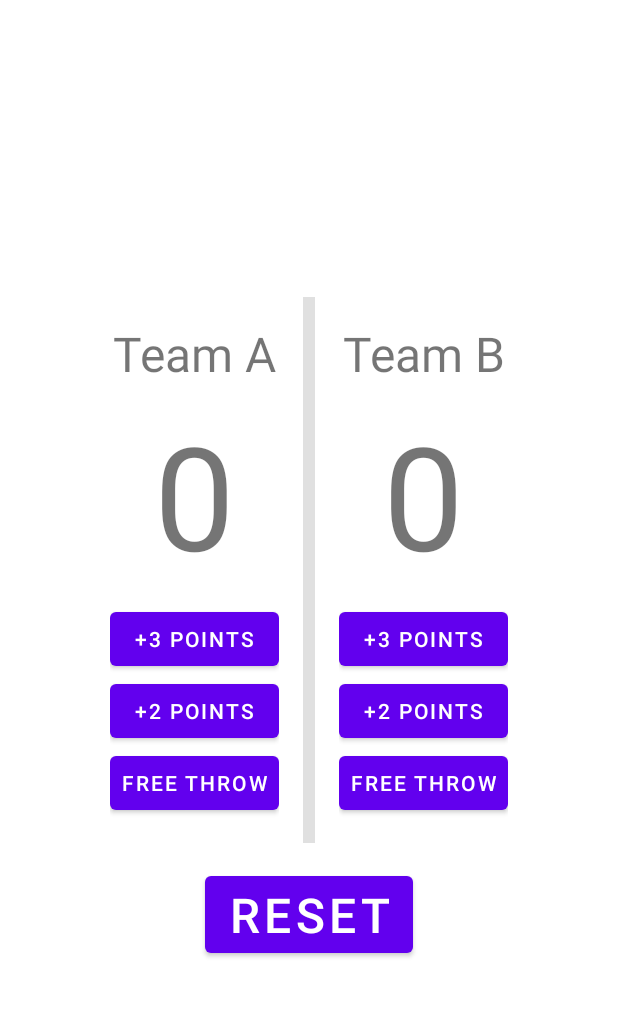
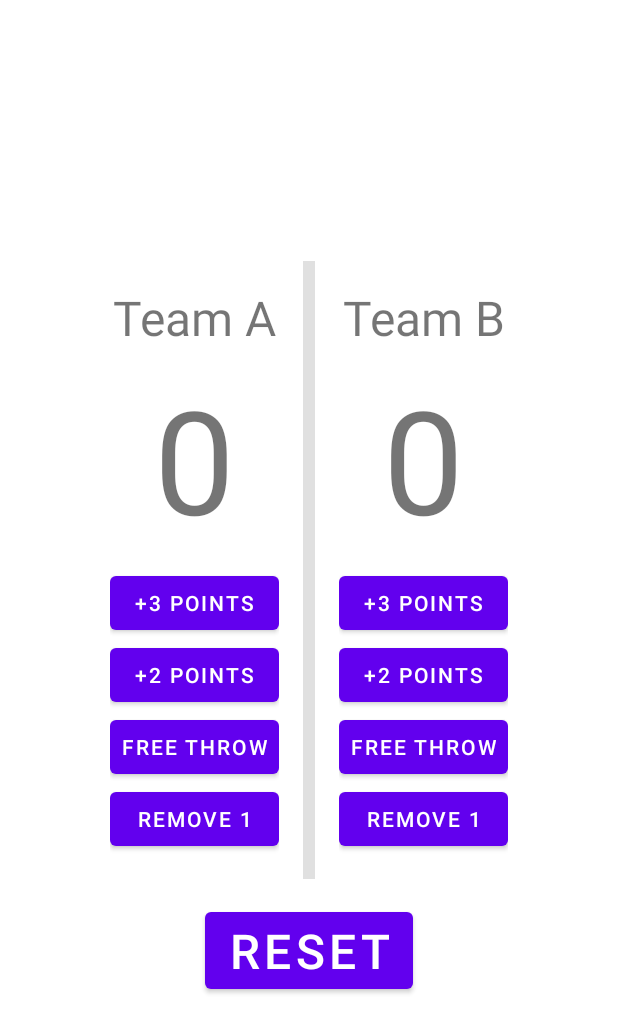
Before and after one commit to T-Reiser/Group27Project1, an Android app: the screen it shows after launch (MainActivity), on a phone screen of 412 x 824 dp. Shown: the top 1033 px of the screen. Run offline under Robolectric (Android 15) with nearby library versions, the phone set to English and light mode, and no system bars.

Commit message:
Fixed Landscape view to prevent crashing, Added ViewModel class to preserve data on rotation and persist when memory is low, added extra button to remove 1 for each team.

```diff
--- a/app/build.gradle
+++ b/app/build.gradle
@@ -40,6 +40,7 @@ dependencies {
     implementation 'androidx.appcompat:appcompat:1.2.0'
     implementation 'com.google.android.material:material:1.3.0'
     implementation 'androidx.constraintlayout:constraintlayout:2.0.4'
+    implementation 'androidx.lifecycle:lifecycle-extensions:2.0.0'
     implementation 'androidx.navigation:navigation-fragment-ktx:2.3.5'
     implementation 'androidx.navigation:navigation-ui-ktx:2.3.5'
     testImplementation 'junit:junit:4.+'
--- /dev/null
+++ b/app/src/main/java/com/example/group27project1/BasketballViewModel.kt
@@ -0,0 +1,34 @@
+package com.example.group27project1
+
+import android.util.Log
+import androidx.lifecycle.ViewModel
+
+private const val TAG = "BasketballViewModel"
+
+class BasketballViewModel : ViewModel(){
+
+    init {
+        Log.d(TAG, "ViewModel instance created")
+    }
+    override fun onCleared() {
+        super.onCleared()
+        Log.d(TAG, "ViewModel instance about to be destroyed")
+    }
+    //store team scores here
+    var aScore: Int = 0
+    var bScore: Int = 0
+
+    //add methods here
+    val getCurrentAScore: Int
+        get() = aScore
+    val getCurrentBScore: Int
+        get() = bScore
+
+    fun setCurrentAScore(newScore: Int) {
+        aScore = newScore
+    }
+
+    fun setCurrentBScore(newScore: Int) {
+        bScore = newScore
+    }
+}
--- a/app/src/main/java/com/example/group27project1/MainActivity.kt
+++ b/app/src/main/java/com/example/group27project1/MainActivity.kt
@@ -2,12 +2,18 @@ package com.example.group27project1
 
 import androidx.appcompat.app.AppCompatActivity
 import android.os.Bundle
+import android.util.Log
 import android.widget.Button
 import android.widget.TextView
+import androidx.lifecycle.ViewModelProvider
+import androidx.lifecycle.ViewModelProviders
+
+private const val TAG = "MainActivity"
+private const val aKEY_INDEX = "aindex"
+private const val bKEY_INDEX = "bindex"
 
 class MainActivity : AppCompatActivity() {
-    private var aScore: Int = 0
-    private var bScore: Int = 0
+
     private lateinit var teamAScoreTextView: TextView
     private lateinit var teamBScoreTextView: TextView
     private lateinit var freeABtn: Button
@@ -18,9 +24,27 @@ class MainActivity : AppCompatActivity() {
     private lateinit var threeBBtn: Button
     private lateinit var resetBtn: Button
 
+    private lateinit var  rem1ABtn: Button
+    private lateinit var rem1BBtn: Button
+
+    private val bbViewModel: BasketballViewModel by lazy {
+        ViewModelProviders.of(this).get(BasketballViewModel::class.java)
+    }
+
     override fun onCreate(savedInstanceState: Bundle?) {
         super.onCreate(savedInstanceState)
         setContentView(R.layout.activity_main)
+
+        val acurrentIndex = savedInstanceState?.getInt(aKEY_INDEX, 0) ?: 0
+        bbViewModel.aScore = acurrentIndex
+        val bcurrentIndex = savedInstanceState?.getInt(bKEY_INDEX, 0) ?: 0
+        bbViewModel.bScore = bcurrentIndex
+
+
+        //val provider: ViewModelProvider = ViewModelProviders.of(this)
+        //val bbViewModel = provider.get(BasketballViewModel::class.java)
+        Log.d("BasketballViewModel", "Got a BasketballViewModel: $bbViewModel")
+
 
         freeABtn = findViewById(R.id.freeA_btn)
         freeBBtn = findViewById(R.id.freeB_btn)
@@ -28,45 +52,99 @@ class MainActivity : AppCompatActivity() {
         twoBBtn = findViewById(R.id.twoB_btn)
         threeABtn = findViewById(R.id.threeA_btn)
         threeBBtn = findViewById(R.id.threeB_btn)
+
+        rem1ABtn = findViewById(R.id.undoA_btn)
+        rem1BBtn = findViewById(R.id.undoB_btn)
+
         teamAScoreTextView = findViewById(R.id.teamA_score)
         teamBScoreTextView = findViewById(R.id.teamB_score)
         resetBtn = findViewById(R.id.reset_btn)
 
         freeABtn.setOnClickListener {
-            aScore++
-            teamAScoreTextView.text = aScore.toString()
+            bbViewModel.setCurrentAScore(bbViewModel.getCurrentAScore +1)
+            //teamAScoreTextView.text = bbViewModel.getCurrentAScore.toString()
+            updateScores()
         }
 
         freeBBtn.setOnClickListener {
-            bScore++
-            teamBScoreTextView.text = bScore.toString()
+            bbViewModel.setCurrentBScore(bbViewModel.getCurrentBScore +1)
+            //teamBScoreTextView.text = bbViewModel.getCurrentBScore.toString()
+            updateScores()
+
         }
 
         twoABtn.setOnClickListener {
-            aScore+=2
-            teamAScoreTextView.text = aScore.toString()
+            bbViewModel.setCurrentAScore(bbViewModel.getCurrentAScore +2)
+            updateScores()
         }
 
         twoBBtn.setOnClickListener {
-            bScore+=2
-            teamBScoreTextView.text = bScore.toString()
+            bbViewModel.setCurrentBScore(bbViewModel.getCurrentBScore +2)
+            updateScores()
         }
 
         threeABtn.setOnClickListener {
-            aScore+=3
-            teamAScoreTextView.text = aScore.toString()
+            bbViewModel.setCurrentAScore(bbViewModel.getCurrentAScore +3)
+            updateScores()
         }
 
         threeBBtn.setOnClickListener {
-            bScore+=3
-            teamBScoreTextView.text = bScore.toString()
+            bbViewModel.setCurrentBScore(bbViewModel.getCurrentBScore +3)
+            updateScores()
+        }
+
+        rem1ABtn.setOnClickListener {
+            bbViewModel.setCurrentAScore(bbViewModel.getCurrentAScore -1)
+            updateScores()
+        }
+        rem1BBtn.setOnClickListener {
+            bbViewModel.setCurrentBScore(bbViewModel.getCurrentBScore -1)
+            updateScores()
         }
 
         resetBtn.setOnClickListener {
-            aScore = 0
-            bScore = 0
-            teamAScoreTextView.text = aScore.toString()
-            teamBScoreTextView.text = bScore.toString()
+            bbViewModel.setCurrentAScore(0)
+            bbViewModel.setCurrentBScore(0)
+            updateScores()
         }
+        updateScores()
     }
+
+    private fun updateScores() {
+        teamAScoreTextView.setText(bbViewModel.getCurrentAScore.toString())
+        teamBScoreTextView.setText(bbViewModel.getCurrentBScore.toString())
+    }
+
+    override fun onStart() {
+        super.onStart()
+        Log.d(TAG, "onStart() called")
+    }
+
+    override fun onResume() {
+        super.onResume()
+        Log.d(TAG, "onResume() called")
+    }
+
+    override fun onPause() {
+        super.onPause()
+        Log.d(TAG, "onPause() called")
+    }
+
+    override fun onSaveInstanceState(savedInstanceState: Bundle) {
+        super.onSaveInstanceState(savedInstanceState)
+        Log.i(TAG, "onSaveInstanceState")
+        savedInstanceState.putInt(aKEY_INDEX, bbViewModel.getCurrentAScore)
+        savedInstanceState.putInt(bKEY_INDEX, bbViewModel.getCurrentBScore)
+    }
+
+    override fun onStop() {
+        super.onStop()
+        Log.d(TAG, "onStop() called")
+    }
+
+    override fun onDestroy() {
+        super.onDestroy()
+        Log.d(TAG, "onDestroy() called")
+    }
+
 }
--- a/app/src/main/res/layout-land/activity_main.xml
+++ b/app/src/main/res/layout-land/activity_main.xml
@@ -1,83 +1,157 @@
 <?xml version="1.0" encoding="utf-8"?>
-<androidx.constraintlayout.widget.ConstraintLayout xmlns:android="http://schemas.android.com/apk/res/android"
-    android:layout_width="match_parent"
-    android:layout_height="match_parent">
 <LinearLayout xmlns:android="http://schemas.android.com/apk/res/android"
     android:layout_width="match_parent"
     android:layout_height="match_parent"
     android:gravity="center"
     android:orientation="vertical">
+
     <LinearLayout
         android:layout_width="wrap_content"
         android:layout_height="wrap_content"
-            android:orientation="horizontal">
+        android:orientation="horizontal"
+        android:padding="16dp">
+
         <LinearLayout
             android:layout_width="wrap_content"
             android:layout_height="wrap_content"
-                android:orientation="vertical">
+            android:orientation="vertical"
+            android:padding="3dp">
+
             <TextView
-                    android:layout_width="wrap_content"
+                android:layout_width="match_parent"
                 android:layout_height="wrap_content"
-                    android:text="@string/teamA">
+                android:gravity="center"
+                android:text="@string/teamA"
+                android:textSize="20sp">
+
             </TextView>
+
             <TextView
-                    android:layout_width="wrap_content"
+                android:id="@+id/teamA_score"
+                android:layout_width="match_parent"
                 android:layout_height="wrap_content"
-                    android:text="@string/teamA_score">
-                    <!-- Change to Team A Score -->
+                android:gravity="center"
+                android:padding="8dp"
+                android:text="@string/default_score"
+                android:textSize="60sp">
+
             </TextView>
+
             <Button
-                    android:layout_width="wrap_content"
+                android:id="@+id/threeA_btn"
+                android:layout_width="match_parent"
                 android:layout_height="wrap_content"
+                android:padding="8dp"
                 android:text="@string/three_point">
+
             </Button>
+
             <Button
-                    android:layout_width="wrap_content"
+                android:id="@+id/twoA_btn"
+                android:layout_width="match_parent"
                 android:layout_height="wrap_content"
+                android:padding="8dp"
                 android:text="@string/two_point">
+
             </Button>
+
             <Button
-                    android:layout_width="wrap_content"
+                android:id="@+id/freeA_btn"
+                android:layout_width="match_parent"
                 android:layout_height="wrap_content"
+                android:padding="8dp"
                 android:text="@string/free_throw">
+
+            </Button>
+
+            <Button
+                android:id="@+id/undoA_btn"
+                android:layout_width="match_parent"
+                android:layout_height="wrap_content"
+                android:padding="8dp"
+                android:text="@string/undo">
+
             </Button>
         </LinearLayout>
+
+        <View
+            android:id="@+id/team_divider"
+            android:layout_width="8dp"
+            android:layout_height="match_parent"
+            android:layout_weight="1"
+            android:background="?android:attr/listDivider"
+            android:padding="16dp" />
+
         <LinearLayout
             android:layout_width="wrap_content"
             android:layout_height="wrap_content"
-                android:orientation="vertical">
+            android:orientation="vertical"
+            android:padding="3dp">
+
             <TextView
+                android:layout_width="match_parent"
+                android:layout_height="wrap_content"
+                android:gravity="center"
+                android:text="@string/teamB"
+                android:textSize="20sp">
+
+            </TextView>
+
+            <TextView
+                android:id="@+id/teamB_score"
+                android:layout_width="match_parent"
+                android:layout_height="wrap_content"
+                android:gravity="center"
+                android:padding="8dp"
+                android:text="@string/default_score"
+                android:textSize="60sp">
+
+            </TextView>
+
+            <Button
+                android:id="@+id/threeB_btn"
+                android:layout_width="match_parent"
+                android:layout_height="wrap_content"
+                android:padding="8dp"
+                android:text="@string/three_point">
+
+            </Button>
+
+            <Button
+                android:id="@+id/twoB_btn"
+                android:layout_width="match_parent"
+                android:layout_height="wrap_content"
+                android:padding="8dp"
+                android:text="@string/two_point">
+
+            </Button>
+
+            <Button
+                android:id="@+id/freeB_btn"
+                android:layout_width="match_parent"
+                android:layout_height="wrap_content"
+                android:padding="8dp"
+                android:text="@string/free_throw">
+
+            </Button>
+            <Button
+                android:id="@+id/undoB_btn"
+                android:layout_width="match_parent"
+                android:layout_height="wrap_content"
+                android:padding="8dp"
+                android:text="@string/undo">
+
+            </Button>
+
+        </LinearLayout>
+
+    </LinearLayout>
+
+    <Button
+        android:id="@+id/reset_btn"
         android:layout_width="wrap_content"
         android:layout_height="wrap_content"
-                    android:text="@string/teamB">
-                </TextView>
-                <TextView
-                    android:layout_width="wrap_content"
-                    android:layout_height="wrap_content"
-                    android:text="@string/teamB_score">
-                    <!-- Change to Team A Score -->
-                </TextView>
-                <Button
-                    android:layout_width="wrap_content"
-                    android:layout_height="wrap_content"
-                    android:text="@string/three_point">
-                </Button>
-                <Button
-                    android:layout_width="wrap_content"
-                    android:layout_height="wrap_content"
-                    android:text="@string/two_point">
-                </Button>
-                <Button
-                    android:layout_width="wrap_content"
-                    android:layout_height="wrap_content"
-                    android:text="@string/free_throw">
-                </Button>
+        android:text="@string/reset"
+        android:textSize="20sp" />
+
 </LinearLayout>
-        </LinearLayout>
-        <Button
-            android:layout_width="wrap_content"
-            android:layout_height="wrap_content"
-            android:text="@string/reset" />
-    </LinearLayout>
-
-</androidx.constraintlayout.widget.ConstraintLayout>
--- a/app/src/main/res/layout/activity_main.xml
+++ b/app/src/main/res/layout/activity_main.xml
@@ -64,6 +64,14 @@
 
             </Button>
 
+            <Button
+                android:id="@+id/undoA_btn"
+                android:layout_width="match_parent"
+                android:layout_height="wrap_content"
+                android:padding="8dp"
+                android:text="@string/undo">
+            </Button>
+
         </LinearLayout>
 
         <View
@@ -126,6 +134,14 @@
                 android:text="@string/free_throw">
 
             </Button>
+            <Button
+                android:id="@+id/undoB_btn"
+                android:layout_width="match_parent"
+                android:layout_height="wrap_content"
+                android:padding="8dp"
+                android:text="@string/undo">
+
+            </Button>
 
         </LinearLayout>
 
--- a/app/src/main/res/values/strings.xml
+++ b/app/src/main/res/values/strings.xml
@@ -6,6 +6,7 @@
     <string name="three_point">+3 POINTS</string>
     <string name="two_point">+2 POINTS</string>
     <string name="free_throw">FREE THROW</string>
+    <string name="undo">REMOVE 1</string>
     <string name="reset">RESET</string>
 
     <!-- Team Score Strings -->
```
Lines whose indentation alone changed are shown as unchanged.
